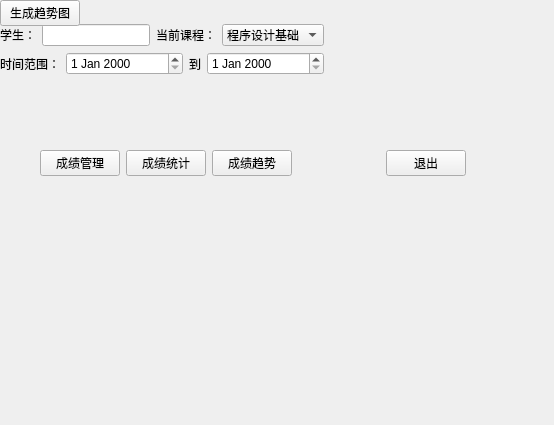
This is StudentScoreSystem/trend.ui in wmq-666/qt as Qt 5 draws it before an edit. The edited form follows.
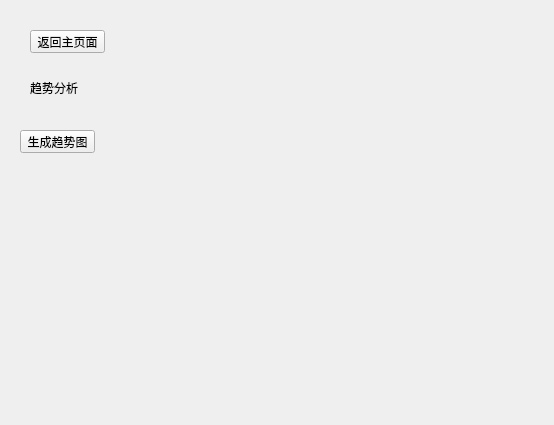
This is the edited form.

```diff
--- a/StudentScoreSystem/trend.ui
+++ b/StudentScoreSystem/trend.ui
@@ -16,8 +16,8 @@
   <widget class="QLabel" name="label">
    <property name="geometry">
     <rect>
-     <x>9</x>
-     <y>9</y>
+     <x>30</x>
+     <y>80</y>
      <width>48</width>
      <height>16</height>
     </rect>
@@ -32,222 +32,37 @@
     <string>趋势分析</string>
    </property>
   </widget>
-  <widget class="QWidget" name="layoutWidget">
+  <widget class="QPushButton" name="pushButton">
    <property name="geometry">
     <rect>
-     <x>40</x>
-     <y>150</y>
-     <width>426</width>
-     <height>27</height>
+     <x>20</x>
+     <y>130</y>
+     <width>75</width>
+     <height>23</height>
     </rect>
    </property>
-   <layout class="QHBoxLayout" name="horizontalLayout_5">
-    <item>
-     <layout class="QHBoxLayout" name="horizontalLayout_6">
-      <item>
-       <widget class="QPushButton" name="btnscore">
-        <property name="text">
-         <string>成绩管理</string>
-        </property>
-       </widget>
-      </item>
-      <item>
-       <widget class="QPushButton" name="btnstatistics">
-        <property name="text">
-         <string>成绩统计</string>
-        </property>
-       </widget>
-      </item>
-      <item>
-       <widget class="QPushButton" name="btntrend">
-        <property name="minimumSize">
-         <size>
-          <width>0</width>
-          <height>0</height>
-         </size>
-        </property>
-        <property name="text">
-         <string>成绩趋势</string>
-        </property>
-       </widget>
-      </item>
-     </layout>
-    </item>
-    <item>
-     <spacer name="horizontalSpacer">
-      <property name="orientation">
-       <enum>Qt::Orientation::Horizontal</enum>
-      </property>
-      <property name="sizeHint" stdset="0">
-       <size>
-        <width>40</width>
-        <height>20</height>
-       </size>
-      </property>
-     </spacer>
-    </item>
-    <item>
-     <widget class="QLabel" name="labelTitle">
-      <property name="text">
-       <string/>
-      </property>
-     </widget>
-    </item>
-    <item>
-     <spacer name="horizontalSpacer_2">
-      <property name="orientation">
-       <enum>Qt::Orientation::Horizontal</enum>
-      </property>
-      <property name="sizeHint" stdset="0">
-       <size>
-        <width>40</width>
-        <height>20</height>
-       </size>
-      </property>
-     </spacer>
-    </item>
-    <item>
-     <widget class="QPushButton" name="btnlogout">
-      <property name="text">
-       <string>退出</string>
-      </property>
-     </widget>
-    </item>
-   </layout>
+   <property name="sizePolicy">
+    <sizepolicy hsizetype="Fixed" vsizetype="Fixed">
+     <horstretch>0</horstretch>
+     <verstretch>0</verstretch>
+    </sizepolicy>
+   </property>
+   <property name="text">
+    <string>生成趋势图</string>
+   </property>
   </widget>
-  <widget class="QWidget" name="">
-   <layout class="QGridLayout" name="gridLayout">
-    <item row="0" column="0">
-     <widget class="QLabel" name="label_2">
-      <property name="sizePolicy">
-       <sizepolicy hsizetype="Preferred" vsizetype="Maximum">
-        <horstretch>0</horstretch>
-        <verstretch>0</verstretch>
-       </sizepolicy>
-      </property>
-      <property name="text">
-       <string>分析设置：</string>
-      </property>
-     </widget>
-    </item>
-    <item row="1" column="0">
-     <layout class="QHBoxLayout" name="horizontalLayout_3">
-      <item>
-       <layout class="QHBoxLayout" name="horizontalLayout">
-        <item>
-         <widget class="QLabel" name="label_3">
-          <property name="text">
-           <string>学生：</string>
-          </property>
-         </widget>
-        </item>
-        <item>
-         <widget class="QLineEdit" name="lineEdit"/>
-        </item>
-       </layout>
-      </item>
-      <item>
-       <layout class="QHBoxLayout" name="horizontalLayout_2">
-        <item>
-         <widget class="QLabel" name="label_4">
-          <property name="text">
-           <string>当前课程：</string>
-          </property>
-          <property name="alignment">
-           <set>Qt::AlignmentFlag::AlignRight|Qt::AlignmentFlag::AlignTrailing|Qt::AlignmentFlag::AlignVCenter</set>
-          </property>
-         </widget>
-        </item>
-        <item>
-         <widget class="QComboBox" name="comboBox">
-          <item>
-           <property name="text">
-            <string>程序设计基础</string>
-           </property>
-          </item>
-          <item>
-           <property name="text">
-            <string>高等数学</string>
-           </property>
-          </item>
-          <item>
-           <property name="text">
-            <string>大学英语</string>
-           </property>
-          </item>
-         </widget>
-        </item>
-       </layout>
-      </item>
-     </layout>
-    </item>
-    <item row="2" column="0">
-     <layout class="QHBoxLayout" name="horizontalLayout_4">
-      <item>
-       <widget class="QLabel" name="label_5">
-        <property name="sizePolicy">
-         <sizepolicy hsizetype="Maximum" vsizetype="Preferred">
-          <horstretch>0</horstretch>
-          <verstretch>0</verstretch>
-         </sizepolicy>
-        </property>
-        <property name="text">
-         <string>时间范围：</string>
-        </property>
-        <property name="alignment">
-         <set>Qt::AlignmentFlag::AlignRight|Qt::AlignmentFlag::AlignTrailing|Qt::AlignmentFlag::AlignVCenter</set>
-        </property>
-       </widget>
-      </item>
-      <item>
-       <widget class="QDateEdit" name="dateEdit"/>
-      </item>
-      <item>
-       <widget class="QLabel" name="label_6">
-        <property name="sizePolicy">
-         <sizepolicy hsizetype="Maximum" vsizetype="Preferred">
-          <horstretch>0</horstretch>
-          <verstretch>0</verstretch>
-         </sizepolicy>
-        </property>
-        <property name="text">
-         <string>到</string>
-        </property>
-       </widget>
-      </item>
-      <item>
-       <widget class="QDateEdit" name="dateEdit_2"/>
-      </item>
-     </layout>
-    </item>
-   </layout>
-  </widget>
-  <widget class="QWidget" name="">
-   <layout class="QVBoxLayout" name="verticalLayout">
-    <item>
-     <widget class="QPushButton" name="pushButton">
-      <property name="sizePolicy">
-       <sizepolicy hsizetype="Fixed" vsizetype="Fixed">
-        <horstretch>0</horstretch>
-        <verstretch>0</verstretch>
-       </sizepolicy>
-      </property>
-      <property name="text">
-       <string>生成趋势图</string>
-      </property>
-     </widget>
-    </item>
-    <item>
-     <widget class="QWidget" name="widget" native="true">
-      <property name="sizePolicy">
-       <sizepolicy hsizetype="Preferred" vsizetype="Minimum">
-        <horstretch>0</horstretch>
-        <verstretch>0</verstretch>
-       </sizepolicy>
-      </property>
-     </widget>
-    </item>
-   </layout>
+  <widget class="QPushButton" name="btnback">
+   <property name="geometry">
+    <rect>
+     <x>30</x>
+     <y>30</y>
+     <width>75</width>
+     <height>23</height>
+    </rect>
+   </property>
+   <property name="text">
+    <string>返回主页面</string>
+   </property>
   </widget>
  </widget>
  <resources/>
```
Left out of the diff: 4 changed lines with no effect on the pictures.
